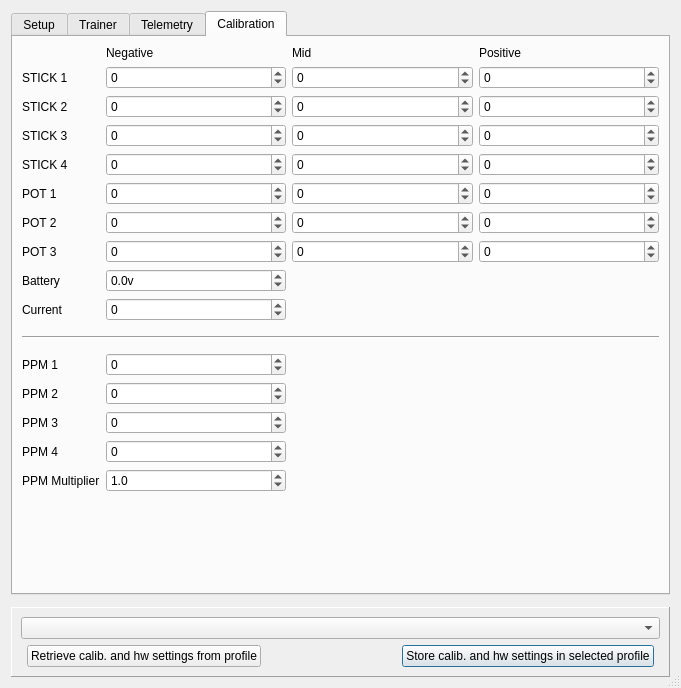
The window that src/generaledit.ui (roberto1903/companion9x) describes before a commit, drawn with Qt 5.
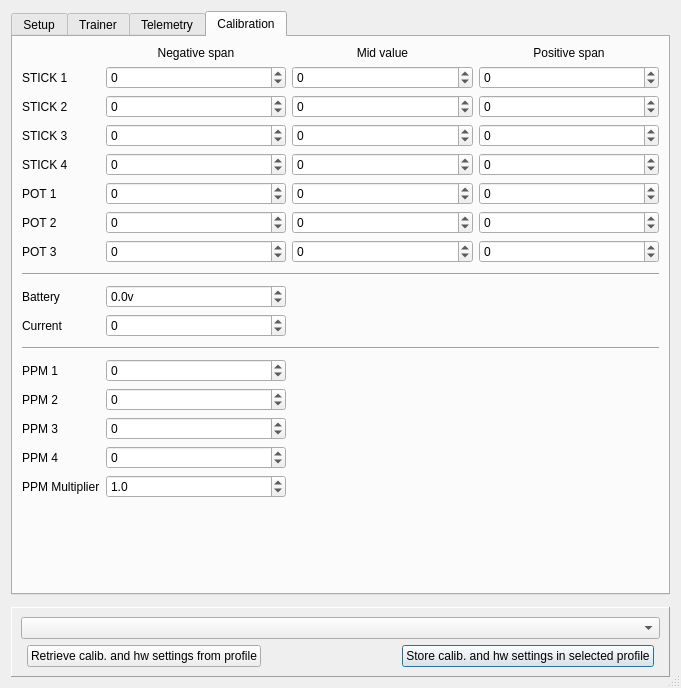
The same window after the commit. The open tabs and pages were chosen to show the change. Icons and pictures are not drawn.

Commit message: Fix for issue49 and cosmetic fix for issue 51

Diff of the .ui file:
```diff
--- a/src/generaledit.ui
+++ b/src/generaledit.ui
@@ -110,7 +110,7 @@
 These will be relevant for all models in the same EEPROM.</string>
      </property>
      <property name="currentIndex">
-      <number>0</number>
+      <number>3</number>
      </property>
      <widget class="QWidget" name="tabSetup">
       <attribute name="title">
@@ -1999,7 +1999,14 @@
       <attribute name="title">
        <string>Calibration</string>
       </attribute>
-      <layout class="QGridLayout" name="gridLayout_2" rowstretch="0,0,0,0,0,0,0,0,0,0,0,0,0,0,0,0,0,1" columnstretch="0,1,1,1">
+      <layout class="QGridLayout" name="gridLayout_2" rowstretch="0,0,0,0,0,0,0,0,0,0,0,0,0,0,0,0,0,1,0" columnstretch="0,1,1,1">
+       <item row="3" column="0">
+        <widget class="QLabel" name="label_17">
+         <property name="text">
+          <string>STICK 3</string>
+         </property>
+        </widget>
+       </item>
        <item row="5" column="1">
         <widget class="QSpinBox" name="ana5Neg">
          <property name="statusTip">
@@ -2016,21 +2023,30 @@
        <item row="0" column="1">
         <widget class="QLabel" name="label_24">
          <property name="text">
-          <string>Negative</string>
+          <string>Negative span</string>
+         </property>
+         <property name="alignment">
+          <set>Qt::AlignCenter</set>
          </property>
         </widget>
        </item>
        <item row="0" column="2">
         <widget class="QLabel" name="label_25">
          <property name="text">
-          <string>Mid</string>
+          <string>Mid value</string>
+         </property>
+         <property name="alignment">
+          <set>Qt::AlignCenter</set>
          </property>
         </widget>
        </item>
        <item row="0" column="3">
         <widget class="QLabel" name="label_26">
          <property name="text">
-          <string>Positive</string>
+          <string>Positive span</string>
+         </property>
+         <property name="alignment">
+          <set>Qt::AlignCenter</set>
          </property>
         </widget>
        </item>
@@ -2129,13 +2145,6 @@
          </property>
         </widget>
        </item>
-       <item row="3" column="0">
-        <widget class="QLabel" name="label_17">
-         <property name="text">
-          <string>STICK 3</string>
-         </property>
-        </widget>
-       </item>
        <item row="3" column="1">
         <widget class="QSpinBox" name="ana3Neg">
          <property name="statusTip">
@@ -2349,14 +2358,14 @@
          </property>
         </widget>
        </item>
-       <item row="8" column="0">
+       <item row="9" column="0">
         <widget class="QLabel" name="label_22">
          <property name="text">
           <string>Battery</string>
          </property>
         </widget>
        </item>
-       <item row="8" column="1">
+       <item row="9" column="1">
         <widget class="QDoubleSpinBox" name="battCalib">
          <property name="statusTip">
           <string/>
@@ -2378,14 +2387,14 @@
          </property>
         </widget>
        </item>
-       <item row="16" column="0">
+       <item row="17" column="0">
         <widget class="QLabel" name="label_30">
          <property name="text">
           <string>PPM Multiplier</string>
          </property>
         </widget>
        </item>
-       <item row="17" column="1">
+       <item row="18" column="1">
         <spacer name="verticalSpacer">
          <property name="orientation">
           <enum>Qt::Vertical</enum>
@@ -2398,7 +2407,7 @@
          </property>
         </spacer>
        </item>
-       <item row="16" column="1">
+       <item row="17" column="1">
         <widget class="QDoubleSpinBox" name="PPM_MultiplierDSB">
          <property name="decimals">
           <number>1</number>
@@ -2411,7 +2420,7 @@
          </property>
         </widget>
        </item>
-       <item row="10" column="0" colspan="4">
+       <item row="11" column="0" colspan="4">
         <widget class="Line" name="line">
          <property name="sizePolicy">
           <sizepolicy hsizetype="Minimum" vsizetype="Fixed">
@@ -2422,9 +2431,12 @@
          <property name="minimumSize">
           <size>
            <width>0</width>
-           <height>20</height>
+           <height>10</height>
           </size>
          </property>
+         <property name="frameShadow">
+          <enum>QFrame::Sunken</enum>
+         </property>
          <property name="lineWidth">
           <number>1</number>
          </property>
@@ -2433,34 +2445,15 @@
          </property>
         </widget>
        </item>
-       <item row="11" column="0">
+       <item row="12" column="0">
         <widget class="QLabel" name="label_23">
          <property name="text">
           <string>PPM 1</string>
          </property>
         </widget>
        </item>
-       <item row="13" column="1">
-        <widget class="QSpinBox" name="PPM2">
-         <property name="toolTip">
-          <string/>
-         </property>
-         <property name="statusTip">
-          <string/>
-         </property>
-         <property name="whatsThis">
-          <string/>
-         </property>
-         <property name="minimum">
-          <number>-9999</number>
-         </property>
-         <property name="maximum">
-          <number>9999</number>
-         </property>
-        </widget>
-       </item>
        <item row="14" column="1">
-        <widget class="QSpinBox" name="PPM3">
+        <widget class="QSpinBox" name="PPM2">
          <property name="toolTip">
           <string/>
          </property>
@@ -2479,6 +2472,25 @@
         </widget>
        </item>
        <item row="15" column="1">
+        <widget class="QSpinBox" name="PPM3">
+         <property name="toolTip">
+          <string/>
+         </property>
+         <property name="statusTip">
+          <string/>
+         </property>
+         <property name="whatsThis">
+          <string/>
+         </property>
+         <property name="minimum">
+          <number>-9999</number>
+         </property>
+         <property name="maximum">
+          <number>9999</number>
+         </property>
+        </widget>
+       </item>
+       <item row="16" column="1">
         <widget class="QSpinBox" name="PPM4">
          <property name="toolTip">
           <string/>
@@ -2497,7 +2509,7 @@
          </property>
         </widget>
        </item>
-       <item row="11" column="1">
+       <item row="12" column="1">
         <widget class="QSpinBox" name="PPM1">
          <property name="toolTip">
           <string/>
@@ -2516,35 +2528,41 @@
          </property>
         </widget>
        </item>
-       <item row="13" column="0">
-        <widget class="QLabel" name="label_33">
-         <property name="text">
-          <string>PPM 2</string>
-         </property>
-        </widget>
-       </item>
        <item row="14" column="0">
+        <widget class="QLabel" name="label_33">
+         <property name="text">
+          <string>PPM 2</string>
+         </property>
+        </widget>
+       </item>
+       <item row="15" column="0">
         <widget class="QLabel" name="label_34">
          <property name="text">
           <string>PPM 3</string>
          </property>
         </widget>
        </item>
-       <item row="15" column="0">
+       <item row="16" column="0">
         <widget class="QLabel" name="label_35">
          <property name="text">
           <string>PPM 4</string>
          </property>
         </widget>
        </item>
-       <item row="9" column="0">
-        <widget class="QLabel" name="label_CurrentCalib">
-         <property name="text">
-          <string>Current</string>
+       <item row="8" column="0" colspan="4">
+        <widget class="Line" name="line_2">
+         <property name="minimumSize">
+          <size>
+           <width>0</width>
+           <height>10</height>
+          </size>
+         </property>
+         <property name="orientation">
+          <enum>Qt::Horizontal</enum>
          </property>
         </widget>
        </item>
-       <item row="9" column="1">
+       <item row="10" column="1">
         <widget class="QSpinBox" name="CurrentCalib_SB">
          <property name="minimum">
           <number>-49</number>
@@ -2554,6 +2572,13 @@
          </property>
         </widget>
        </item>
+       <item row="10" column="0">
+        <widget class="QLabel" name="label_CurrentCalib">
+         <property name="text">
+          <string>Current</string>
+         </property>
+        </widget>
+       </item>
       </layout>
      </widget>
     </widget>
```
The commit also changes 2 other files.
